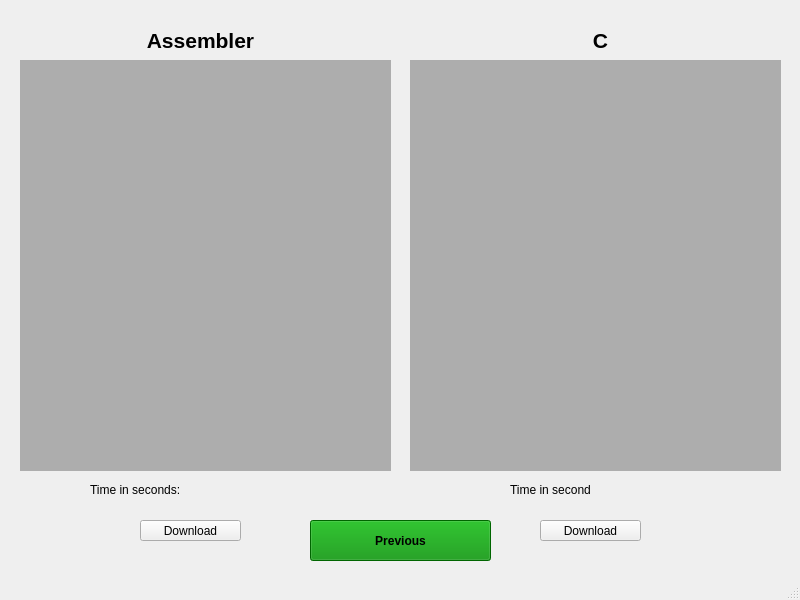
Above: apl/mainwindow.ui from mikozdu451/APL-Project before the change. Below: the same form after it.
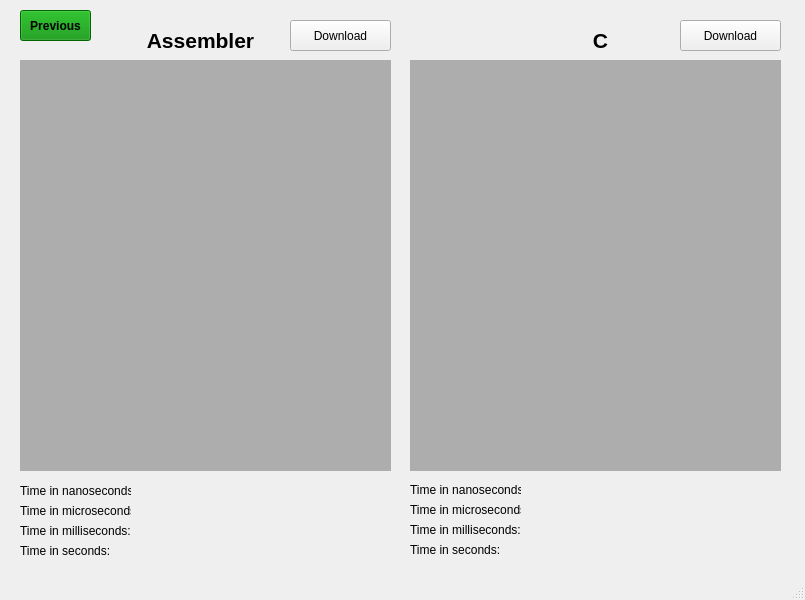
That is the form after the change. The open tabs and pages were chosen to show the change.

What changed in the file:
```diff
--- a/apl/mainwindow.ui
+++ b/apl/mainwindow.ui
@@ -6,7 +6,7 @@
    <rect>
     <x>0</x>
     <y>0</y>
-    <width>800</width>
+    <width>805</width>
     <height>600</height>
    </rect>
   </property>
@@ -256,10 +256,10 @@
      <widget class="QPushButton" name="previousWindowButton2">
       <property name="geometry">
        <rect>
-        <x>310</x>
-        <y>520</y>
-        <width>181</width>
-        <height>41</height>
+        <x>20</x>
+        <y>10</y>
+        <width>71</width>
+        <height>31</height>
        </rect>
       </property>
       <property name="font">
@@ -279,10 +279,10 @@
      <widget class="QPushButton" name="downloadButton1">
       <property name="geometry">
        <rect>
-        <x>140</x>
-        <y>520</y>
+        <x>290</x>
+        <y>20</y>
         <width>101</width>
-        <height>21</height>
+        <height>31</height>
        </rect>
       </property>
       <property name="text">
@@ -292,10 +292,10 @@
      <widget class="QPushButton" name="downloadButton2">
       <property name="geometry">
        <rect>
-        <x>540</x>
-        <y>520</y>
+        <x>680</x>
+        <y>20</y>
         <width>101</width>
-        <height>21</height>
+        <height>31</height>
        </rect>
       </property>
       <property name="text">
@@ -357,35 +357,35 @@
      <widget class="QLabel" name="asmTimeLabel">
       <property name="geometry">
        <rect>
-        <x>90</x>
+        <x>20</x>
         <y>480</y>
-        <width>91</width>
-        <height>20</height>
+        <width>111</width>
+        <height>21</height>
        </rect>
       </property>
       <property name="text">
-       <string>Time in seconds:</string>
+       <string>Time in nanoseconds:</string>
       </property>
      </widget>
      <widget class="QLabel" name="cTimeLabel">
       <property name="geometry">
        <rect>
-        <x>510</x>
+        <x>410</x>
         <y>480</y>
-        <width>81</width>
+        <width>111</width>
         <height>20</height>
        </rect>
       </property>
       <property name="text">
-       <string>Time in seconds:</string>
+       <string>Time in nanoseconds:</string>
       </property>
      </widget>
      <widget class="QLabel" name="asmTime">
       <property name="geometry">
        <rect>
-        <x>190</x>
+        <x>130</x>
         <y>480</y>
-        <width>91</width>
+        <width>121</width>
         <height>21</height>
        </rect>
       </property>
@@ -396,9 +396,9 @@
      <widget class="QLabel" name="cTime">
       <property name="geometry">
        <rect>
-        <x>600</x>
+        <x>520</x>
         <y>480</y>
-        <width>91</width>
+        <width>121</width>
         <height>21</height>
        </rect>
       </property>
@@ -445,6 +445,165 @@
       </property>
       <property name="frameShape">
        <enum>QFrame::NoFrame</enum>
+      </property>
+      <property name="text">
+       <string/>
+      </property>
+      <property name="alignment">
+       <set>Qt::AlignCenter</set>
+      </property>
+     </widget>
+     <widget class="QLabel" name="asmTimeLabel_2">
+      <property name="geometry">
+       <rect>
+        <x>20</x>
+        <y>500</y>
+        <width>111</width>
+        <height>21</height>
+       </rect>
+      </property>
+      <property name="text">
+       <string>Time in microseconds:</string>
+      </property>
+     </widget>
+     <widget class="QLabel" name="asmTimeLabel_5">
+      <property name="geometry">
+       <rect>
+        <x>20</x>
+        <y>520</y>
+        <width>111</width>
+        <height>21</height>
+       </rect>
+      </property>
+      <property name="text">
+       <string>Time in milliseconds:</string>
+      </property>
+     </widget>
+     <widget class="QLabel" name="asmTimeLabel_6">
+      <property name="geometry">
+       <rect>
+        <x>20</x>
+        <y>540</y>
+        <width>111</width>
+        <height>21</height>
+       </rect>
+      </property>
+      <property name="text">
+       <string>Time in seconds:</string>
+      </property>
+     </widget>
+     <widget class="QLabel" name="asmTime_3">
+      <property name="geometry">
+       <rect>
+        <x>130</x>
+        <y>500</y>
+        <width>121</width>
+        <height>21</height>
+       </rect>
+      </property>
+      <property name="text">
+       <string/>
+      </property>
+     </widget>
+     <widget class="QLabel" name="asmTime_4">
+      <property name="geometry">
+       <rect>
+        <x>130</x>
+        <y>520</y>
+        <width>121</width>
+        <height>21</height>
+       </rect>
+      </property>
+      <property name="text">
+       <string/>
+      </property>
+     </widget>
+     <widget class="QLabel" name="asmTime_5">
+      <property name="geometry">
+       <rect>
+        <x>130</x>
+        <y>540</y>
+        <width>121</width>
+        <height>21</height>
+       </rect>
+      </property>
+      <property name="text">
+       <string/>
+      </property>
+     </widget>
+     <widget class="QLabel" name="cTimeLabel_3">
+      <property name="geometry">
+       <rect>
+        <x>410</x>
+        <y>500</y>
+        <width>111</width>
+        <height>20</height>
+       </rect>
+      </property>
+      <property name="text">
+       <string>Time in microseconds:</string>
+      </property>
+     </widget>
+     <widget class="QLabel" name="cTimeLabel_4">
+      <property name="geometry">
+       <rect>
+        <x>410</x>
+        <y>520</y>
+        <width>111</width>
+        <height>20</height>
+       </rect>
+      </property>
+      <property name="text">
+       <string>Time in milliseconds:</string>
+      </property>
+     </widget>
+     <widget class="QLabel" name="cTimeLabel_5">
+      <property name="geometry">
+       <rect>
+        <x>410</x>
+        <y>540</y>
+        <width>111</width>
+        <height>20</height>
+       </rect>
+      </property>
+      <property name="text">
+       <string>Time in seconds:</string>
+      </property>
+     </widget>
+     <widget class="QLabel" name="cTime_3">
+      <property name="geometry">
+       <rect>
+        <x>520</x>
+        <y>500</y>
+        <width>121</width>
+        <height>21</height>
+       </rect>
+      </property>
+      <property name="text">
+       <string/>
+      </property>
+     </widget>
+     <widget class="QLabel" name="cTime_4">
+      <property name="geometry">
+       <rect>
+        <x>520</x>
+        <y>520</y>
+        <width>121</width>
+        <height>21</height>
+       </rect>
+      </property>
+      <property name="text">
+       <string/>
+      </property>
+     </widget>
+     <widget class="QLabel" name="cTime_5">
+      <property name="geometry">
+       <rect>
+        <x>520</x>
+        <y>540</y>
+        <width>121</width>
+        <height>21</height>
+       </rect>
       </property>
       <property name="text">
        <string/>
```
Left out of the diff: 10 changed lines with no effect on the pictures.
